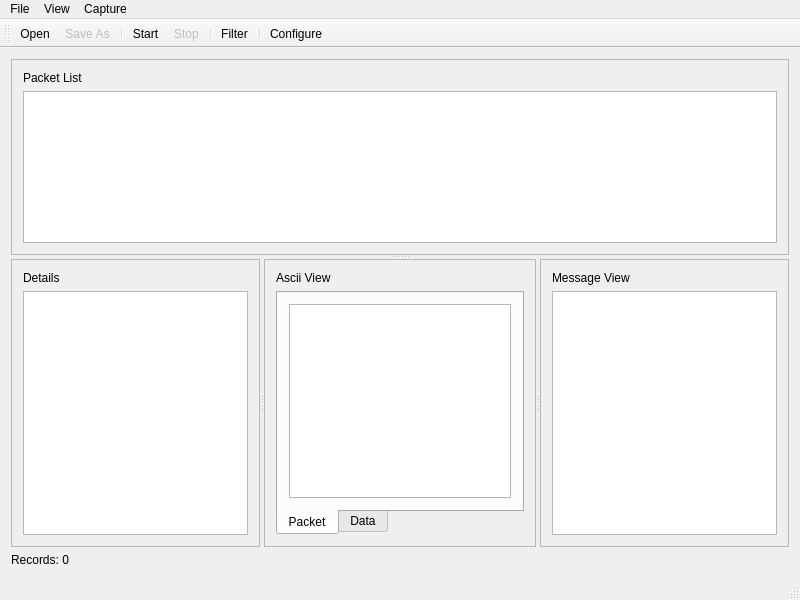
Above: mainwindow.ui from lambdaconcept/usb2sniffer-qt before the change. Below: the same form after it.
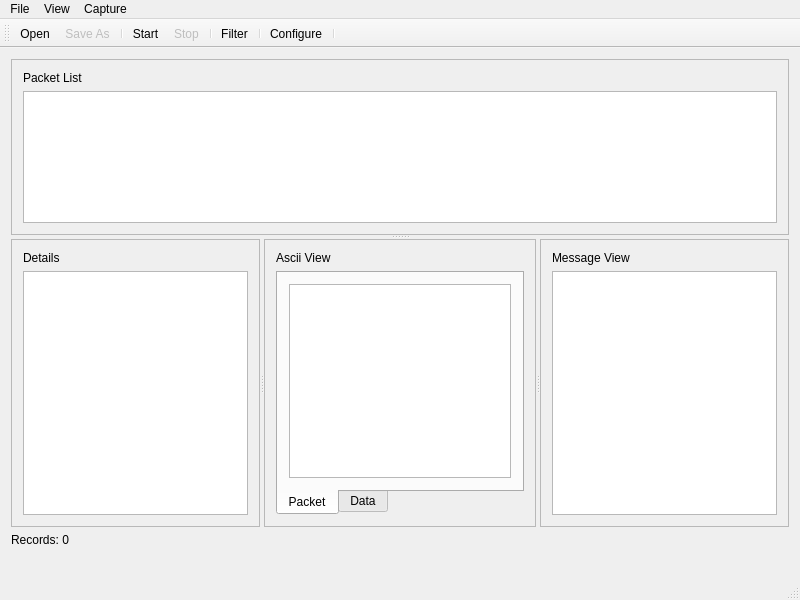
That is the form after the change. Icons and pictures are not drawn.

Commit message: show capture status

```diff
--- a/mainwindow.ui
+++ b/mainwindow.ui
@@ -212,6 +212,16 @@
       </property>
      </widget>
     </item>
+    <item row="2" column="0">
+     <widget class="QLabel" name="statusCapture">
+      <property name="text">
+       <string/>
+      </property>
+      <property name="indent">
+       <number>5</number>
+      </property>
+     </widget>
+    </item>
    </layout>
   </widget>
   <widget class="QMenuBar" name="menuBar">
@@ -266,6 +276,7 @@
    <addaction name="actionFilter"/>
    <addaction name="separator"/>
    <addaction name="actionConfigure"/>
+   <addaction name="separator"/>
   </widget>
   <widget class="QStatusBar" name="statusBar"/>
   <action name="actionOpen">
```
The commit also changes 3 other files.
